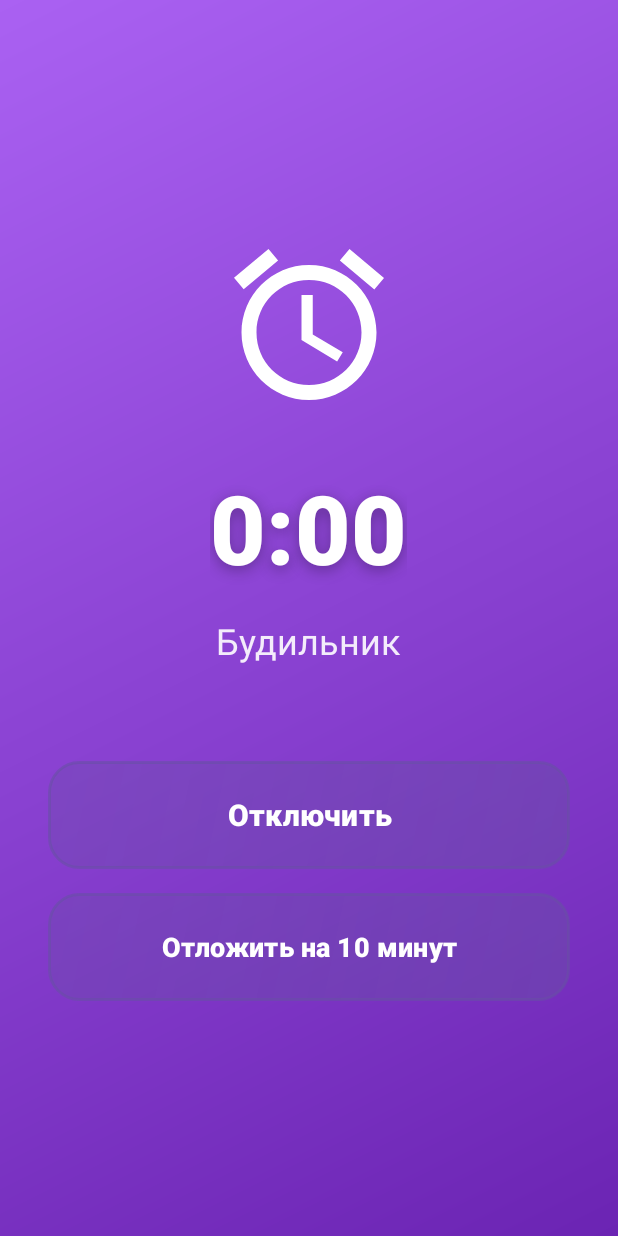
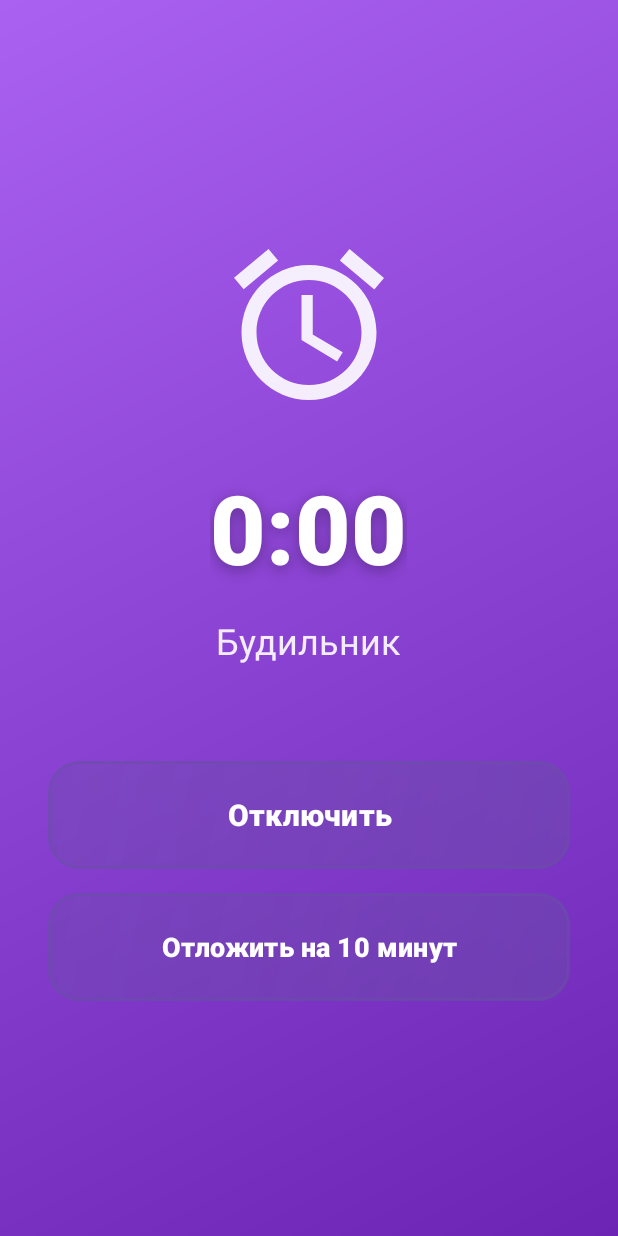
Before and after one commit to TheMrGrench/decimal-clock, an Android app: the AlarmDismissActivity screen opened directly, with no data from a screen before it, on a phone screen of 412 x 824 dp. Run offline under Robolectric (Android 15) with nearby library versions, the phone set to English and light mode, and no system bars.

Commit message:
Sync all UI elements to semi-transparent white rgba(255,255,255,0.9)
Changed vector icon fillColor from opaque (#FFFFFFFF) to semi-transparent (#E6FFFFFF):
- ic_alarm.xml: fillColor #FFFFFFFF → #E6FFFFFF
- ic_timer.xml: fillColor #FFFFFFFF → #E6FFFFFF
- ic_menu_hamburger.xml: fillColor #FFFFFFFF → #E6FFFFFF

All elements now use consistent rgba(255, 255, 255, 0.9) opacity:
- Clock face digits, marks, hands: alpha=230
- Button icons: fillColor=#E6FFFFFF
- Card digits: alpha=230

This ensures all UI elements adapt to background uniformly

```diff
--- a/app/src/main/res/drawable/ic_alarm.xml
+++ b/app/src/main/res/drawable/ic_alarm.xml
@@ -5,6 +5,6 @@
     android:viewportWidth="24"
     android:viewportHeight="24">
     <path
-        android:fillColor="#FFFFFFFF"
+        android:fillColor="#E6FFFFFF"
         android:pathData="M12,20c3.9,0 7,-3.1 7,-7s-3.1,-7 -7,-7 -7,3.1 -7,7 3.1,7 7,7zM12,4c4.97,0 9,4.03 9,9s-4.03,9 -9,9 -9,-4.03 -9,-9 4.03,-9 9,-9zM12.5,8L11,8v6l4.75,2.85 0.75,-1.23 -4,-2.37L12.5,8zM7.88,3.39L6.6,1.86 2,5.71l1.29,1.53 4.59,-3.85zM22,5.72l-4.6,-3.86 -1.29,1.53 4.6,3.86L22,5.72z"/>
 </vector>
--- a/app/src/main/res/drawable/ic_menu_hamburger.xml
+++ b/app/src/main/res/drawable/ic_menu_hamburger.xml
@@ -5,6 +5,6 @@
     android:viewportWidth="24"
     android:viewportHeight="24">
     <path
-        android:fillColor="#FFFFFFFF"
+        android:fillColor="#E6FFFFFF"
         android:pathData="M3,7h18v2H3V7z M3,11h18v2H3V11z M3,15h18v2H3V15z"/>
 </vector>
--- a/app/src/main/res/drawable/ic_timer.xml
+++ b/app/src/main/res/drawable/ic_timer.xml
@@ -5,6 +5,6 @@
     android:viewportWidth="24"
     android:viewportHeight="24">
     <path
-        android:fillColor="#FFFFFFFF"
+        android:fillColor="#E6FFFFFF"
         android:pathData="M15,1L9,1v2h6L15,1zM11,14h2L13,8h-2v6zM19.03,7.39l1.42,-1.42c-0.43,-0.51 -0.9,-0.99 -1.41,-1.41l-1.42,1.42C16.07,4.74 14.12,4 12,4c-4.97,0 -9,4.03 -9,9s4.02,9 9,9 9,-4.03 9,-9c0,-2.12 -0.74,-4.07 -1.97,-5.61zM12,20c-3.87,0 -7,-3.13 -7,-7s3.13,-7 7,-7 7,3.13 7,7 -3.13,7 -7,7z"/>
 </vector>
```
